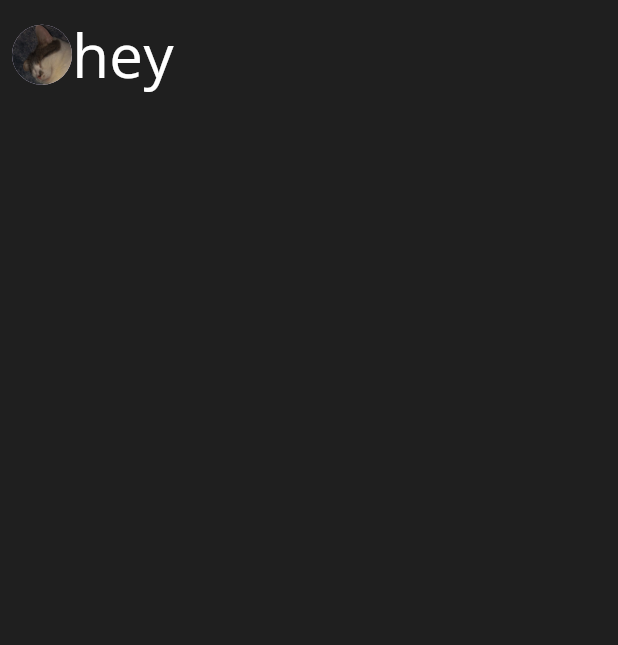
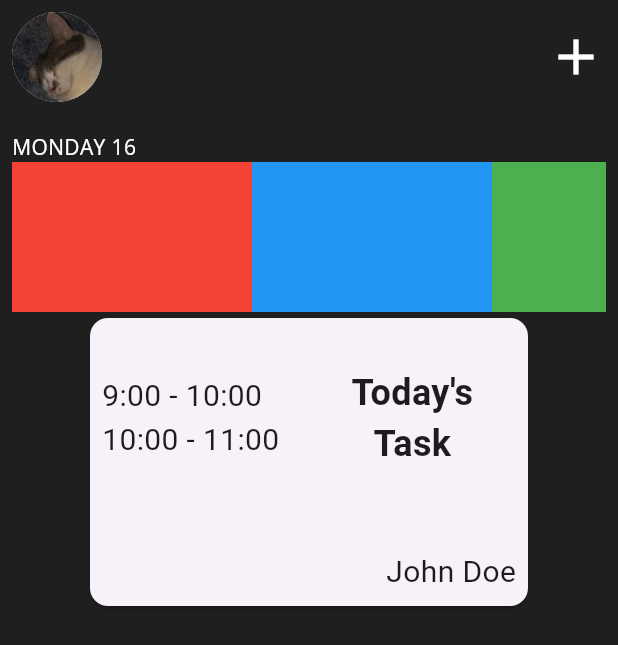
Before and after one commit to dodiforth/flutter_planning, a Flutter app: the screen it shows after launch, on a phone screen of 412 x 824 dp. Shown: the top 645 px of the screen. Run offline on Flutter 3.47's test engine with Material 3 defaults, Android fonts, the phone set to English and light mode, and no system bars; our stand-ins replace google_fonts.

Commit message:
Style : Added date bar scrollable horizontal & Card

```diff
--- a/lib/screens/home.dart
+++ b/lib/screens/home.dart
@@ -1,5 +1,6 @@
 import 'package:flutter/material.dart';
 import 'package:google_fonts/google_fonts.dart';
+import '../widgets/card_task.dart';
 
 class HomeScreen extends StatelessWidget {
   const HomeScreen({super.key});
@@ -15,22 +16,65 @@ class HomeScreen extends StatelessWidget {
             padding: const EdgeInsets.all(8.0),
             child: Column(
               mainAxisAlignment: MainAxisAlignment.center,
+              crossAxisAlignment: CrossAxisAlignment.start,
               children: [
-                Row(
+                const Row(
+                  mainAxisAlignment: MainAxisAlignment.spaceBetween,
                   children: [
-                    const CircleAvatar(
-                      radius: 20,
+                    CircleAvatar(
+                      radius: 30,
                       backgroundImage: AssetImage('lib/assets/images/cat.jpg'),
                     ),
-                    Text(
-                      'hey',
-                      style: GoogleFonts.openSans(
-                        color: const Color(0xffffffff),
-                        fontSize: 40,
-                      ),
+                    Icon(
+                      Icons.add,
+                      color: Colors.white,
+                      size: 40,
                     ),
                   ],
-                )
+                ),
+                const SizedBox(
+                  height: 20,
+                ),
+                Text(
+                  'MONDAY 16',
+                  style: GoogleFonts.openSans(
+                      textStyle: const TextStyle(
+                    color: Color(0xffffffff),
+                  )),
+                ),
+                SingleChildScrollView(
+                  scrollDirection: Axis.horizontal,
+                  child: Row(
+                    children: <Widget>[
+                      Container(
+                        width: 160.0,
+                        height: 100.0, // Add this
+                        color: Colors.red,
+                      ),
+                      Container(
+                        width: 160.0,
+                        height: 100.0, // Add this
+                        color: Colors.blue,
+                      ),
+                      Container(
+                        width: 160.0,
+                        height: 100.0, // Add this
+                        color: Colors.green,
+                      ),
+                      Container(
+                        width: 160.0,
+                        height: 100.0, // Add this
+                        color: Colors.yellow,
+                      ),
+                      Container(
+                        width: 160.0,
+                        height: 100.0, // Add this
+                        color: Colors.orange,
+                      ),
+                    ],
+                  ),
+                ),
+                const CardTask(),
               ],
             ),
           )),
--- /dev/null
+++ b/lib/widgets/card_task.dart
@@ -0,0 +1,55 @@
+import 'package:flutter/material.dart';
+
+class CardTask extends StatelessWidget {
+  const CardTask({super.key});
+
+  @override
+  Widget build(BuildContext context) {
+    return const Center(
+      child: SizedBox(
+        height: 200,
+        width: 300,
+        child: Card(
+          child: Padding(
+            padding: EdgeInsets.all(8.0),
+            child: Column(
+              crossAxisAlignment: CrossAxisAlignment.stretch,
+              children: <Widget>[
+                Expanded(
+                  flex: 2,
+                  child: Row(
+                    children: [
+                      Expanded(
+                        child: Text(
+                          '9:00 - 10:00\n10:00 - 11:00',
+                          style: TextStyle(fontSize: 20),
+                        ),
+                      ),
+                      Expanded(
+                        child: Text(
+                          "Today's Task",
+                          textAlign: TextAlign.center,
+                          style: TextStyle(
+                              fontSize: 24, fontWeight: FontWeight.bold),
+                        ),
+                      ),
+                    ],
+                  ),
+                ),
+                Expanded(
+                  child: Align(
+                    alignment: Alignment.bottomRight,
+                    child: Text(
+                      'John Doe',
+                      style: TextStyle(fontSize: 20),
+                    ),
+                  ),
+                ),
+              ],
+            ),
+          ),
+        ),
+      ),
+    );
+  }
+}
```
